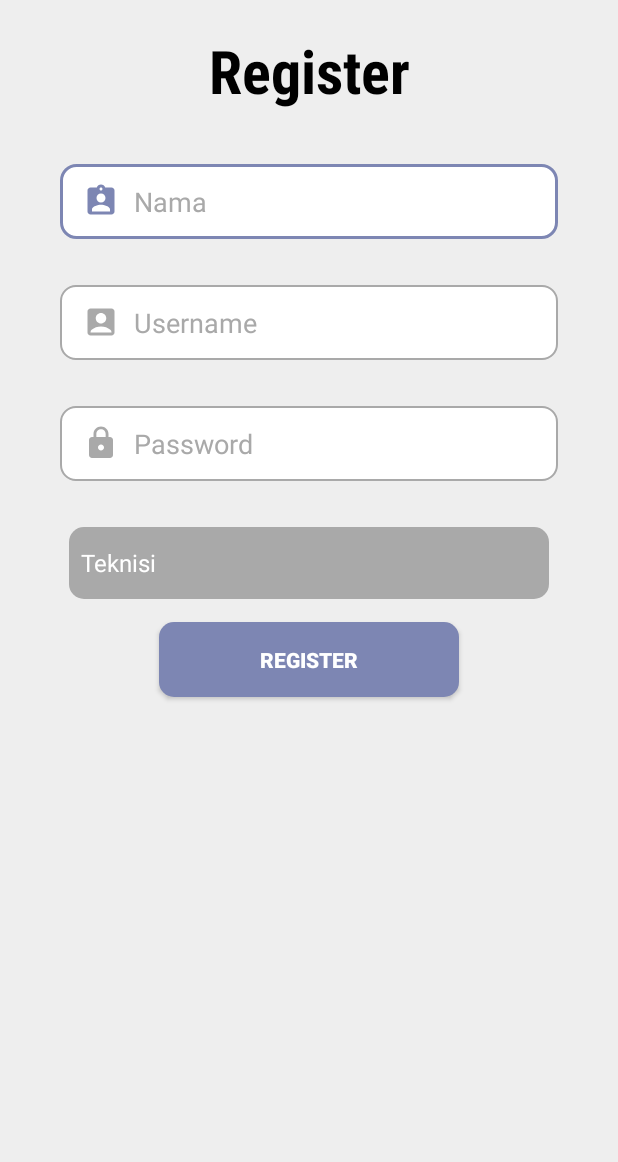
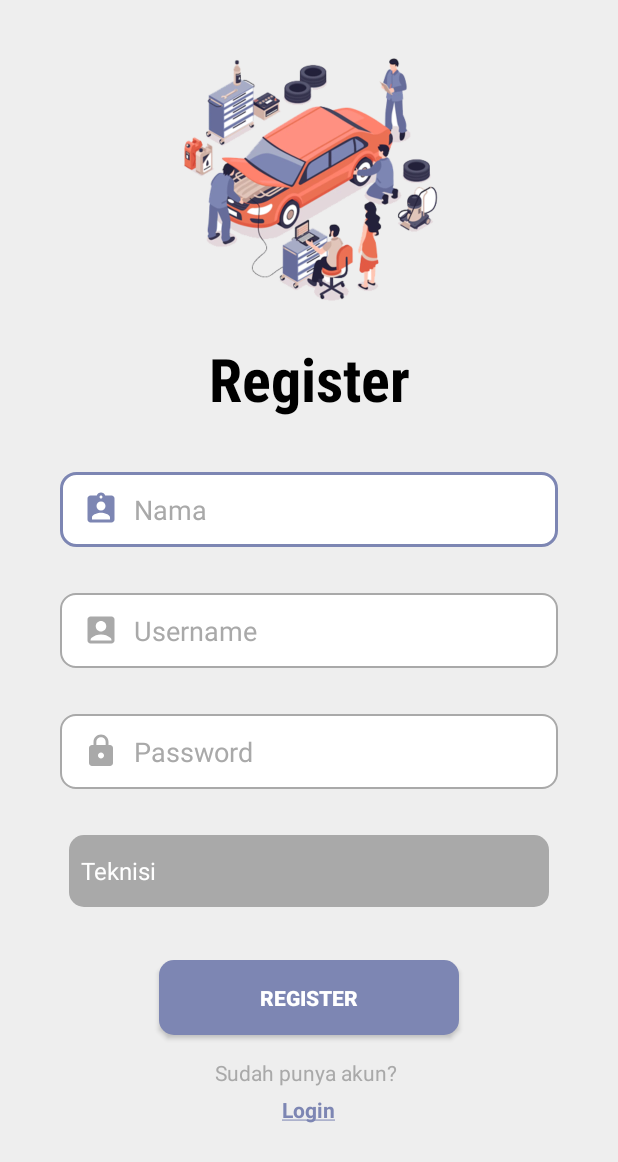
Before and after one commit to briant24/ManajemenBengkel, an Android app: the screen it shows after launch (RegisterActivity), on a phone screen of 412 x 824 dp. Shown: the top 1162 px of the screen. Run offline under Robolectric (Android 15) with nearby library versions, the phone set to English and light mode, and no system bars; libraries missing offline, so code that uses them is left out: com.androidnetworking, com.androidnetworking.common, com.androidnetworking.error, com.androidnetworking.interfaces.

Commit message:
Register Activity

```diff
--- a/app/src/main/AndroidManifest.xml
+++ b/app/src/main/AndroidManifest.xml
@@ -13,6 +13,9 @@
         android:supportsRtl="true"
         android:theme="@style/Theme.AppCompat.NoActionBar"
         android:usesCleartextTraffic="true">
+        <activity
+            android:name=".LoginActivity"
+            android:exported="true" />
         <activity
             android:name=".ListItem"
             android:exported="true" />
--- a/app/src/main/java/com/michi/manajemenbengkel/gold/FormWarehouse.java
+++ b/app/src/main/java/com/michi/manajemenbengkel/gold/FormWarehouse.java
@@ -141,6 +141,9 @@ public class FormWarehouse extends AppCompatActivity {
                         };
                         pesan.show();
                         countDownTimer.start();
+                        if (tipe.equals("3")){
+                            bersih();
+                        }
 
                     }catch (Exception e){
                         e.printStackTrace();
--- a/app/src/main/java/com/michi/manajemenbengkel/gold/KoneksiAPI.java
+++ b/app/src/main/java/com/michi/manajemenbengkel/gold/KoneksiAPI.java
@@ -2,7 +2,8 @@ package com.michi.manajemenbengkel.gold;
 
 public class KoneksiAPI {
     //dynamic ip before production
-    private static final String db ="http://192.168.39.84/ManajemenWarehouse/";
+    private static final String db ="http://192.168.1.40/ManajemenWarehouse/";
     public static final String AllItem = db+"warehouse/cuditem.php";
-    public static final String lihatBarang = db+"warehouse/showItem.php";
+    public static final String ShowItem = db+"warehouse/showItem.php";
+    public static final String AllUser = db+"user/cuduser.php";
 }
--- a/app/src/main/java/com/michi/manajemenbengkel/gold/ListItem.java
+++ b/app/src/main/java/com/michi/manajemenbengkel/gold/ListItem.java
@@ -91,7 +91,7 @@ public class ListItem extends AppCompatActivity implements View.OnClickListener,
 
     private void GetData() {
         list_item = new ArrayList<HashMap<String, String>>();
-        AndroidNetworking.get(KoneksiAPI.lihatBarang)
+        AndroidNetworking.get(KoneksiAPI.ShowItem)
                 .setPriority(Priority.MEDIUM)
                 .build()
                 .getAsJSONObject(new JSONObjectRequestListener() {
--- a/app/src/main/java/com/michi/manajemenbengkel/gold/RegisterActivity.java
+++ b/app/src/main/java/com/michi/manajemenbengkel/gold/RegisterActivity.java
@@ -1,20 +1,126 @@
 package com.michi.manajemenbengkel.gold;
 
+import static android.content.ContentValues.TAG;
+
+import androidx.appcompat.app.AlertDialog;
 import androidx.appcompat.app.AppCompatActivity;
 
+import android.content.Intent;
+import android.os.CountDownTimer;
+import android.util.Base64;
+import android.content.DialogInterface;
 import android.os.Bundle;
+import android.util.Log;
+import android.view.View;
+import android.view.Window;
 import android.widget.ArrayAdapter;
+import android.widget.Button;
+import android.widget.EditText;
 import android.widget.Spinner;
+import android.widget.Toast;
+
+import com.androidnetworking.AndroidNetworking;
+import com.androidnetworking.common.Priority;
+import com.androidnetworking.error.ANError;
+import com.androidnetworking.interfaces.JSONObjectRequestListener;
+
+import org.json.JSONObject;
 
 public class RegisterActivity extends AppCompatActivity {
+    private EditText etNamareg, etUserreg, etPassreg;
+    private String etnama, etuser, etpass, spinner_data;
+    private Toast pesan;
+    private Spinner dropdown;
+    private Button goregister;
 
     @Override
     protected void onCreate(Bundle savedInstanceState) {
         super.onCreate(savedInstanceState);
         setContentView(R.layout.activity_register);
-        Spinner dropdown = findViewById(R.id.spinner);
+        dropdown = findViewById(R.id.spinner);
+
         String[] items = new String[]{"Teknisi", "Admin Warehouse", "Kasir"};
         ArrayAdapter<String> adapter = new ArrayAdapter<>(this, android.R.layout.simple_spinner_dropdown_item, items);
         dropdown.setAdapter(adapter);
+        etNamareg = findViewById(R.id.etNamaReg);
+        etUserreg = findViewById(R.id.etUserReg);
+        etPassreg = findViewById(R.id.etPasswordReg);
+        goregister = findViewById(R.id.btnReg);
+        String spinner_data = dropdown.getSelectedItem().toString();
+        goregister.setOnClickListener(new View.OnClickListener() {
+            @Override
+            public void onClick(View view) {
+                cekvalidasidata();
+            }
+        });
+    }
+
+    private void cekvalidasidata() {
+        etnama = etNamareg.getText().toString();
+        etuser = etUserreg.getText().toString();
+        etpass = etPassreg.getText().toString();
+        spinner_data = dropdown.getSelectedItem().toString();
+        if (etnama.isEmpty() || etuser.isEmpty() || etpass.isEmpty()) {
+            AlertDialog.Builder dialog = new AlertDialog.Builder(this)
+                    .setTitle("Error")
+                    .setMessage("Data belum lengkap!")
+                    .setNeutralButton("Kembali", null);
+            dialog.create();
+            dialog.show();
+        }else{
+            uploadRegister(etnama,etuser,etpass,spinner_data);
+        }
+    }
+
+    private void uploadRegister(String etnama, String etuser, String etpass, String spinner_data) {
+        AndroidNetworking.post(KoneksiAPI.AllUser)
+                .addBodyParameter("id","")
+                .addBodyParameter("level", spinner_data)
+                .addBodyParameter("nama", etnama)
+                .addBodyParameter("username", etuser)
+                .addBodyParameter("password", etpass)
+                .addBodyParameter("tipe", "3")
+                .setPriority(Priority.MEDIUM)
+                .build()
+                .getAsJSONObject(new JSONObjectRequestListener() {
+                    @Override
+                    public void onResponse(JSONObject response) {
+                        try {
+                            Log.i("Success User", "onResponse: "+response);
+                            pesan = Toast.makeText(getApplicationContext(), "Berhasil!", Toast.LENGTH_LONG);
+                            pesan.show();
+                            Intent intent = new Intent(getApplicationContext(), LoginActivity.class);
+                            startActivity(intent);
+                        }catch (Exception e){
+                            e.printStackTrace();
+                        }
+                    }
+
+                    @Override
+                    public void onError(ANError anError) {
+                        Log.i(TAG, "onError: "+ anError.getErrorDetail());
+                        int toastDurationInMilliSeconds = 10000;
+                        pesan = Toast.makeText(getApplicationContext(), "Gagal!", Toast.LENGTH_LONG);
+                        CountDownTimer countDownTimer;
+                        countDownTimer = new CountDownTimer(toastDurationInMilliSeconds, 1000) {
+                            @Override
+                            public void onTick(long l) {
+                                pesan.show();
+                            }
+
+                            @Override
+                            public void onFinish() {
+                                pesan.cancel();
+                            }
+                        };
+                        pesan.show();
+                        countDownTimer.start();
+                    }
+                });
+    }
+
+    public void btnLogin(View view) {
+        Intent intent = new Intent(getApplicationContext(), LoginActivity.class);
+        startActivity(intent);
     }
 }
--- a/app/src/main/res/layout/activity_register.xml
+++ b/app/src/main/res/layout/activity_register.xml
@@ -10,14 +10,15 @@
     <TextView
         android:id="@+id/register"
         android:layout_width="match_parent"
+        android:layout_height="wrap_content"
+        android:layout_below="@id/imageView"
+        android:fontFamily="sans-serif-condensed"
+        android:gravity="center"
+        android:paddingBottom="20dp"
+        android:text="Register"
+        android:textColor="@color/black"
         android:textSize="40dp"
-        android:fontFamily="sans-serif-condensed"
-        android:padding="20dp"
-        android:textStyle="bold"
-        android:textColor="@color/black"
-        android:gravity="center"
-        android:layout_height="wrap_content"
-        android:text="Register" />
+        android:textStyle="bold" />
 
     <EditText
         android:id="@+id/etNamaReg"
@@ -55,20 +56,20 @@
 
     <EditText
         android:id="@+id/etPasswordReg"
-        android:background="@drawable/custom_input"
-        android:layout_below="@id/etUserReg"
         android:layout_width="match_parent"
         android:layout_height="50dp"
+        android:layout_below="@id/etUserReg"
+        android:layout_marginHorizontal="40dp"
         android:layout_marginVertical="15dp"
-        android:layout_marginHorizontal="40dp"
-        android:ems="10"
-        android:textColor="@color/darker_gray"
-        android:textColorHint="@color/darker_gray"
-        android:inputType="textPassword"
+        android:background="@drawable/custom_input"
         android:drawableStart="@drawable/custom_ic_password"
         android:drawablePadding="10dp"
+        android:ems="10"
+        android:hint="Password"
+        android:inputType="textPassword"
         android:paddingStart="15dp"
-        android:hint="Password" />
+        android:textColor="@color/darker_gray"
+        android:textColorHint="@color/darker_gray" />
 
     <Spinner
         android:id="@+id/spinner"
@@ -86,9 +87,41 @@
         android:layout_below="@id/spinner"
         android:background="@drawable/custom_button"
         android:layout_centerHorizontal="true"
+        android:layout_marginTop="20dp"
         android:textStyle="bold"
         android:layout_width="200dp"
         android:layout_height="50dp"
+        android:textAlignment="center"
         android:text="REGISTER" />
 
+    <ImageView
+        android:id="@+id/imageView"
+        android:layout_width="match_parent"
+        android:layout_height="200dp"
+        android:layout_marginTop="25dp"
+        app:srcCompat="@drawable/pict" />
+
+    <TextView
+        android:layout_centerHorizontal="true"
+        android:id="@+id/textView7"
+        android:paddingTop="15dp"
+        android:layout_below="@id/btnReg"
+        android:layout_width="wrap_content"
+        android:layout_height="wrap_content"
+        android:textColor="@color/darker_gray"
+        android:text="Sudah punya akun? " />
+
+    <TextView
+        android:id="@+id/textView8"
+        android:paddingTop="5dp"
+        android:layout_centerHorizontal="true"
+        android:textStyle="bold"
+        android:clickable="true"
+        android:onClick="btnLogin"
+        android:layout_below="@id/textView7"
+        android:layout_width="wrap_content"
+        android:layout_height="wrap_content"
+        android:textColor="@color/accent_apk"
+        android:text="@string/loginbtn" />
+
 </RelativeLayout>
--- a/app/src/main/res/values/strings.xml
+++ b/app/src/main/res/values/strings.xml
@@ -1,3 +1,4 @@
 <resources>
     <string name="app_name">Manajemen Bengkel</string>
+    <string name="loginbtn"><u>Login</u></string>
 </resources>
```
Also changed, not shown: app/src/main/java/com/michi/manajemenbengkel/gold/LoginActivity.java (added, +14 -0 lines), app/src/main/res/layout/activity_login.xml (added, +9 -0 lines), app/src/main/res/drawable/error.png (added), app/src/main/res/drawable/pict.png (added).
